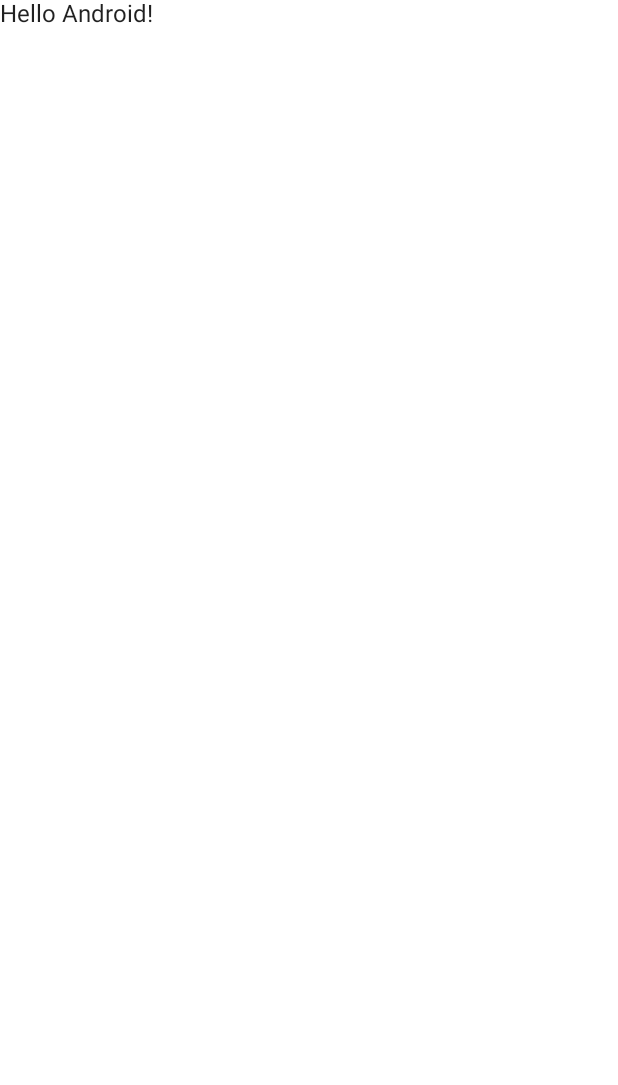
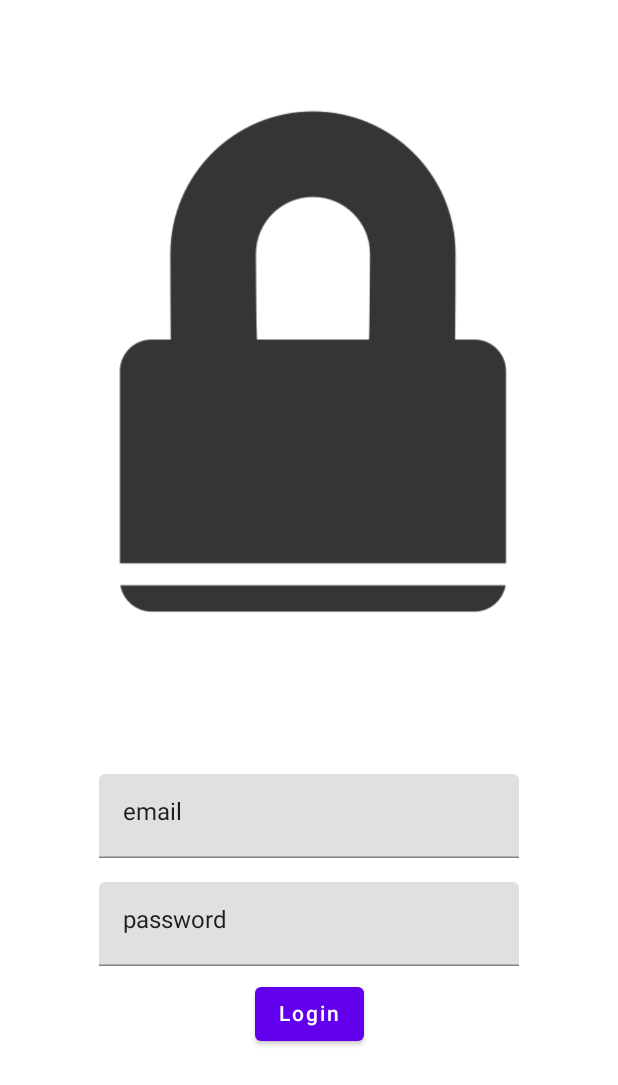
Before and after one commit to JosueMolinaMorales/password-manager-app, an Android app built with Jetpack Compose: the screen it shows after launch (MainActivity), on a phone screen of 412 x 824 dp. Before the commit the part shown is almost empty. Shown: the top 1085 px of the screen. Run offline under Robolectric (Android 15) with nearby library versions, the phone set to English and light mode, and no system bars.

Commit message:
add composable

```diff
--- a/app/build.gradle
+++ b/app/build.gradle
@@ -59,4 +59,8 @@ dependencies {
     androidTestImplementation "androidx.compose.ui:ui-test-junit4:$compose_version"
     debugImplementation "androidx.compose.ui:ui-tooling:$compose_version"
     debugImplementation "androidx.compose.ui:ui-test-manifest:$compose_version"
+    def nav_version = "2.5.3"
+
+    implementation("androidx.navigation:navigation-compose:$nav_version")
+
 }
--- a/app/src/main/java/com/example/password_manager_app/MainActivity.kt
+++ b/app/src/main/java/com/example/password_manager_app/MainActivity.kt
@@ -3,13 +3,17 @@ package com.example.password_manager_app
 import android.os.Bundle
 import androidx.activity.ComponentActivity
 import androidx.activity.compose.setContent
-import androidx.compose.foundation.layout.fillMaxSize
-import androidx.compose.material.MaterialTheme
-import androidx.compose.material.Surface
-import androidx.compose.material.Text
+import androidx.compose.foundation.Image
+import androidx.compose.foundation.border
+import androidx.compose.foundation.layout.*
+import androidx.compose.material.*
 import androidx.compose.runtime.Composable
+import androidx.compose.ui.Alignment
 import androidx.compose.ui.Modifier
+import androidx.compose.ui.graphics.Color
+import androidx.compose.ui.res.painterResource
 import androidx.compose.ui.tooling.preview.Preview
+import androidx.compose.ui.unit.dp
 import com.example.password_manager_app.ui.theme.PasswordmanagerappTheme
 
 class MainActivity : ComponentActivity() {
@@ -22,7 +26,7 @@ class MainActivity : ComponentActivity() {
                     modifier = Modifier.fillMaxSize(),
                     color = MaterialTheme.colors.background
                 ) {
-                    Greeting("Android")
+                    LoginScreen()
                 }
             }
         }
@@ -30,14 +34,61 @@ class MainActivity : ComponentActivity() {
 }
 
 @Composable
-fun Greeting(name: String) {
-    Text(text = "Hello $name!")
+fun LoginScreen() {
+    Column(
+        modifier = Modifier
+            .fillMaxWidth(),
+        horizontalAlignment = Alignment.CenterHorizontally,
+    ) {
+        Row(
+            modifier = Modifier
+                .fillMaxWidth()
+                .padding(vertical = 32.dp),
+            horizontalArrangement = Arrangement.Center
+        ){
+            Image(
+                painter = painterResource(id = R.drawable.img),
+                contentDescription = ""
+            )
+        }
+        Column(
+            modifier = Modifier
+                .padding(vertical = 32.dp),
+            horizontalAlignment = Alignment.CenterHorizontally,
+            verticalArrangement = Arrangement.Center
+        ) {
+            Row(
+                modifier = Modifier
+                    .padding(8.dp)
+            ) {
+                // Email Row
+                TextField(value = "email", onValueChange = {})
+            }
+            Row(
+                modifier = Modifier
+                    .padding(8.dp)
+            ) {
+                // Password Row
+                TextField(value = "password", onValueChange = {})
+            }
+            Row {
+                Button(onClick = { /*TODO*/ }) {
+                    Text(text = "Login")
+                }
+            }
+        }
+    }
 }
 
 @Preview(showBackground = true)
 @Composable
 fun DefaultPreview() {
     PasswordmanagerappTheme {
-        Greeting("Android")
+        LoginScreen()
     }
 }
+
+/**
+ * Loading Images: https://developer.android.com/jetpack/compose/graphics/images/loading
+ *
+ */
```
Also changed, not shown: app/src/main/res/drawable/img.png (added).
